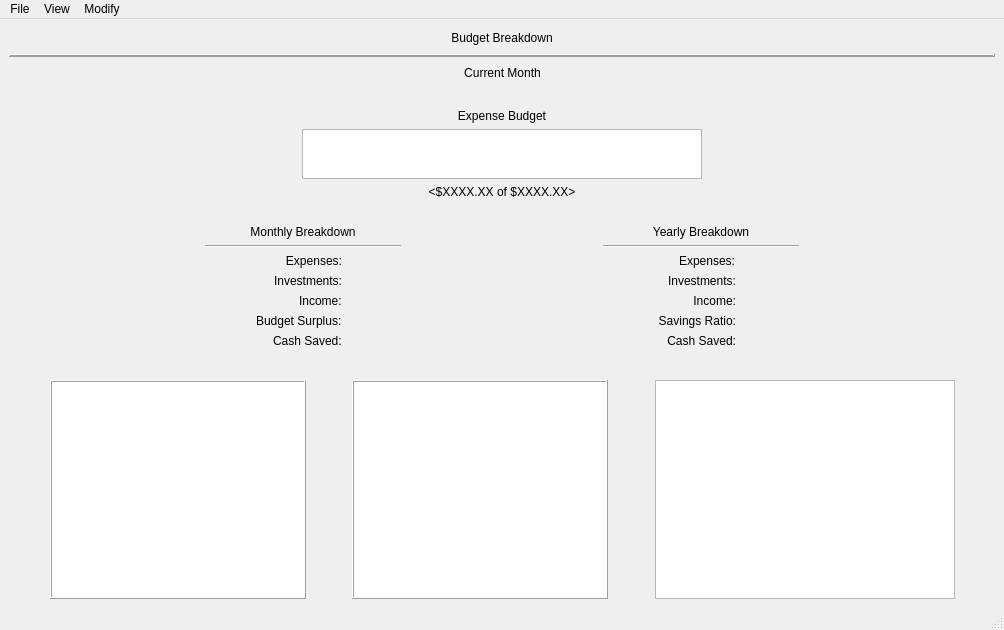
This is CashFlowManager/mainwindow.ui in epw7856/CashFlowManager as Qt 5 draws it before an edit. The edited form follows.
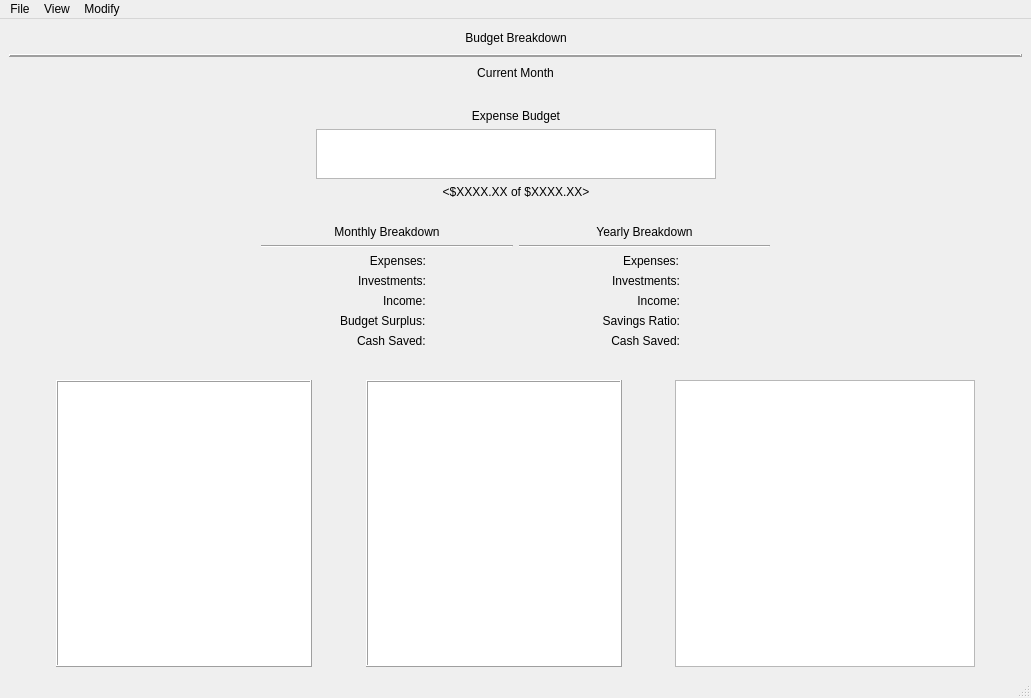
This is the edited form. Custom widgets are drawn as their Qt base class.

Commit message: Added main window menu item for monthly budget summary dialog.

Diff of the .ui file:
```diff
--- a/CashFlowManager/mainwindow.ui
+++ b/CashFlowManager/mainwindow.ui
@@ -6,8 +6,8 @@
    <rect>
     <x>0</x>
     <y>0</y>
-    <width>1004</width>
-    <height>630</height>
+    <width>1031</width>
+    <height>698</height>
    </rect>
   </property>
   <property name="windowTitle">
@@ -261,7 +261,7 @@
           <property name="formAlignment">
            <set>Qt::AlignHCenter|Qt::AlignTop</set>
           </property>
-          <item row="1" column="0">
+          <item row="0" column="0">
            <widget class="QLabel" name="label_2">
             <property name="enabled">
              <bool>true</bool>
@@ -274,14 +274,14 @@
             </property>
            </widget>
           </item>
-          <item row="1" column="1">
+          <item row="0" column="1">
            <widget class="QLabel" name="labelMonthlyExpenses">
             <property name="text">
              <string>&lt;Expenses&gt;</string>
             </property>
            </widget>
           </item>
-          <item row="2" column="0">
+          <item row="1" column="0">
            <widget class="QLabel" name="label_3">
             <property name="text">
              <string>Investments:</string>
@@ -291,56 +291,56 @@
             </property>
            </widget>
           </item>
-          <item row="2" column="1">
+          <item row="1" column="1">
            <widget class="QLabel" name="labelMonthlyInvestments">
             <property name="text">
              <string>&lt;Investments&gt;</string>
             </property>
            </widget>
           </item>
-          <item row="3" column="0">
+          <item row="2" column="0">
            <widget class="QLabel" name="label_4">
             <property name="text">
              <string>Income:</string>
             </property>
            </widget>
           </item>
-          <item row="3" column="1">
+          <item row="2" column="1">
            <widget class="QLabel" name="labelMonthlyIncome">
             <property name="text">
              <string>&lt;Income&gt;</string>
             </property>
            </widget>
           </item>
-          <item row="4" column="0">
+          <item row="3" column="0">
            <widget class="QLabel" name="label_5">
             <property name="text">
              <string>Budget Surplus:</string>
             </property>
            </widget>
           </item>
-          <item row="4" column="1">
+          <item row="4" column="0">
+           <widget class="QLabel" name="label_6">
+            <property name="text">
+             <string>Cash Saved:</string>
+            </property>
+           </widget>
+          </item>
+          <item row="3" column="1">
            <widget class="QLabel" name="labelMonthlyBudgetSurplus">
             <property name="text">
              <string>&lt;BudgetSurplus&gt;</string>
             </property>
            </widget>
           </item>
-          <item row="5" column="0">
-           <widget class="QLabel" name="label_6">
-            <property name="text">
-             <string>Cash Saved:</string>
-            </property>
-           </widget>
-          </item>
-          <item row="5" column="1">
+          <item row="4" column="1">
            <widget class="QLabel" name="labelMonthlyCashSaved">
             <property name="text">
              <string>&lt;CashSaved&gt;</string>
             </property>
            </widget>
           </item>
-          <item row="6" column="0">
+          <item row="5" column="0">
            <spacer name="horizontalSpacer_10">
             <property name="orientation">
              <enum>Qt::Horizontal</enum>
@@ -357,19 +357,6 @@
         </item>
        </layout>
       </item>
-      <item>
-       <spacer name="horizontalSpacer_9">
-        <property name="orientation">
-         <enum>Qt::Horizontal</enum>
-        </property>
-        <property name="sizeHint" stdset="0">
-         <size>
-          <width>40</width>
-          <height>20</height>
-         </size>
-        </property>
-       </spacer>
-      </item>
       <item>
        <layout class="QVBoxLayout" name="verticalLayout_7">
         <item>
@@ -692,7 +679,7 @@
     <rect>
      <x>0</x>
      <y>0</y>
-     <width>1004</width>
+     <width>1031</width>
      <height>21</height>
     </rect>
    </property>
```
Left out of the diff: 6 changed lines with no effect on the pictures. The commit also changes 4 other files.
